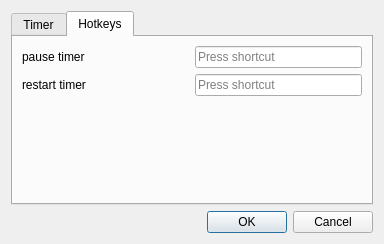
The window that plugins/timetracker/gui/settings_dialog.ui (Kolcha/DigitalClock4) describes before a commit, drawn with Qt 5.
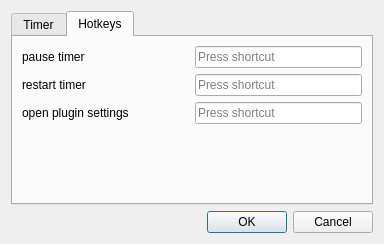
The same window after the commit. The open tabs and pages were chosen to show the change.

Commit message:
added hotkeys to call some plugins settings
branch : plugins

What changed in the file:
```diff
--- a/plugins/timetracker/gui/settings_dialog.ui
+++ b/plugins/timetracker/gui/settings_dialog.ui
@@ -106,7 +106,7 @@
          </property>
         </widget>
        </item>
-       <item row="2" column="0">
+       <item row="3" column="0">
         <spacer name="verticalSpacer">
          <property name="orientation">
           <enum>Qt::Vertical</enum>
@@ -119,6 +119,16 @@
          </property>
         </spacer>
        </item>
+       <item row="2" column="0">
+        <widget class="QLabel" name="settings_label">
+         <property name="text">
+          <string>open plugin settings</string>
+         </property>
+        </widget>
+       </item>
+       <item row="2" column="1">
+        <widget class="QKeySequenceEdit" name="settings_seq_edit"/>
+       </item>
       </layout>
      </widget>
     </widget>
```
Left out of the diff: 32 changed lines with no effect on the pictures. The commit also changes 20 other files.
